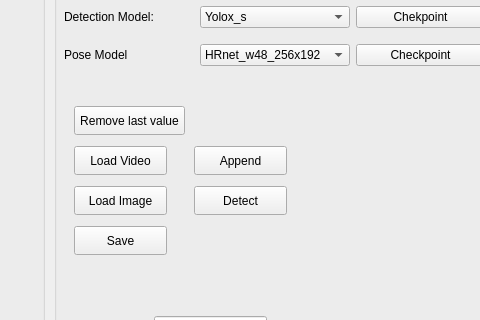
The window that form1.ui (phutuan123vn/Action-Recogntion) describes before a commit, drawn with Qt 5; both pictures show x 726 to 1206 and y 114 to 434 of the 1315 by 781 pixel window.
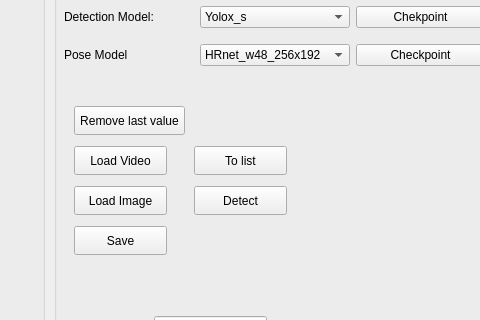
The same window after the commit.

Patch:
```diff
--- a/form1.ui
+++ b/form1.ui
@@ -277,7 +277,7 @@
      </rect>
     </property>
     <property name="text">
-     <string>Append</string>
+     <string>To list</string>
     </property>
    </widget>
   </widget>
```
Left out of the diff: 2 changed lines with no effect on the pictures.
